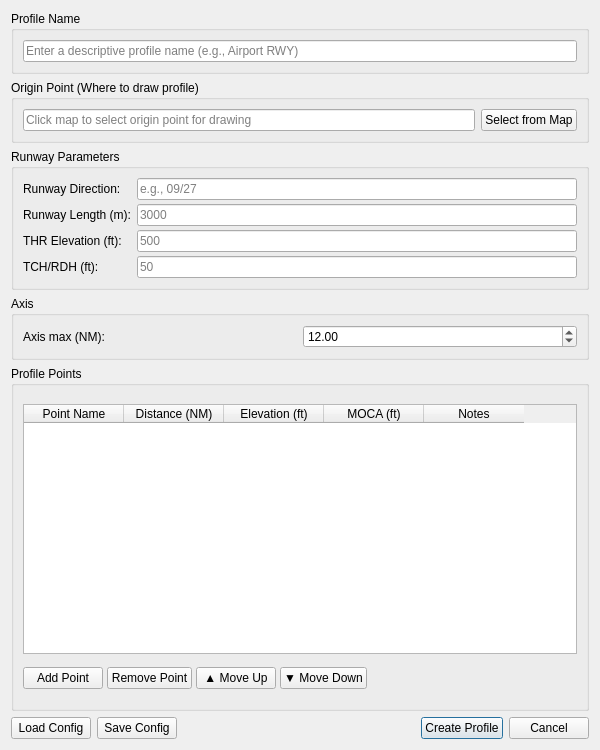
Before: the Qt Designer form qAeroChart/ui/profile_creation_dialog_base.ui in andures/qAeroChart, drawn with Qt 5.
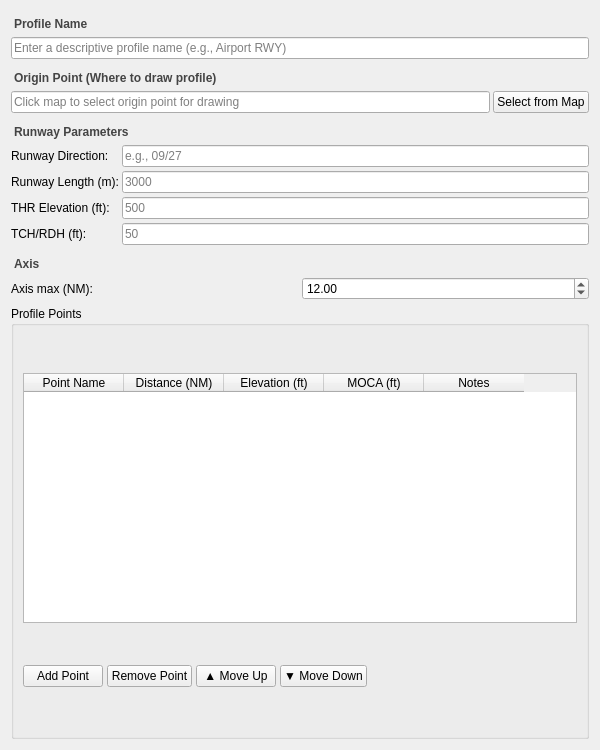
After: the same form once the commit is applied.

Patch:
```diff
--- a/qAeroChart/ui/profile_creation_dialog_base.ui
+++ b/qAeroChart/ui/profile_creation_dialog_base.ui
@@ -1,7 +1,7 @@
 <?xml version="1.0" encoding="UTF-8"?>
 <ui version="4.0">
  <class>ProfileCreationDialogBase</class>
- <widget class="QDialog" name="ProfileCreationDialogBase">
+ <widget class="QWidget" name="ProfileCreationDialogBase">
   <property name="geometry">
    <rect>
     <x>0</x>
@@ -18,11 +18,16 @@
     <number>6</number>
    </property>
      <item>
-      <widget class="QGroupBox" name="groupBox_profile_name">
-       <property name="title">
-        <string>Profile Name</string>
-       </property>
-       <layout class="QHBoxLayout" name="horizontalLayout_profile_name">
+      <layout class="QVBoxLayout" name="vl_section_profile_name">
+       <property name="spacing"><number>3</number></property>
+       <item>
+        <widget class="QLabel" name="labelSectionProfileName">
+         <property name="text"><string>Profile Name</string></property>
+         <property name="styleSheet">
+          <string notr="true">font-weight: bold; color: #444; border-bottom: 1px solid #cccccc; padding-bottom: 2px; margin-top: 6px;</string>
+         </property>
+        </widget>
+       </item>
         <item>
          <widget class="QLineEdit" name="lineEdit_profile_name">
           <property name="placeholderText">
@@ -31,13 +36,19 @@
          </widget>
         </item>
        </layout>
-      </widget>
      </item>
    <item>
-    <widget class="QGroupBox" name="groupBox_reference">
-     <property name="title">
-      <string>Origin Point (Where to draw profile)</string>
-     </property>
+    <layout class="QVBoxLayout" name="vl_section_reference">
+     <property name="spacing"><number>3</number></property>
+     <item>
+      <widget class="QLabel" name="labelSectionReference">
+       <property name="text"><string>Origin Point (Where to draw profile)</string></property>
+       <property name="styleSheet">
+        <string notr="true">font-weight: bold; color: #444; border-bottom: 1px solid #cccccc; padding-bottom: 2px; margin-top: 6px;</string>
+       </property>
+      </widget>
+     </item>
+     <item>
      <layout class="QHBoxLayout" name="horizontalLayout">
       <item>
        <widget class="QLineEdit" name="lineEdit_reference">
@@ -57,13 +68,21 @@
        </widget>
       </item>
      </layout>
-    </widget>
-   </item>
+     </item>
+    </layout>
+   </item>
    <item>
-    <widget class="QGroupBox" name="groupBox_runway">
-     <property name="title">
-      <string>Runway Parameters</string>
-     </property>
+    <layout class="QVBoxLayout" name="vl_section_runway">
+     <property name="spacing"><number>3</number></property>
+     <item>
+      <widget class="QLabel" name="labelSectionRunway">
+       <property name="text"><string>Runway Parameters</string></property>
+       <property name="styleSheet">
+        <string notr="true">font-weight: bold; color: #444; border-bottom: 1px solid #cccccc; padding-bottom: 2px; margin-top: 6px;</string>
+       </property>
+      </widget>
+     </item>
+     <item>
      <layout class="QGridLayout" name="gridLayout">
       <property name="verticalSpacing">
        <number>4</number>
@@ -125,13 +144,21 @@
        </widget>
       </item>
      </layout>
-    </widget>
-   </item>
+     </item>
+    </layout>
+   </item>
    <item>
-    <widget class="QGroupBox" name="groupBox_style">
-     <property name="title">
-      <string>Axis</string>
-     </property>
+    <layout class="QVBoxLayout" name="vl_section_style">
+     <property name="spacing"><number>3</number></property>
+     <item>
+      <widget class="QLabel" name="labelSectionAxis">
+       <property name="text"><string>Axis</string></property>
+       <property name="styleSheet">
+        <string notr="true">font-weight: bold; color: #444; border-bottom: 1px solid #cccccc; padding-bottom: 2px; margin-top: 6px;</string>
+       </property>
+      </widget>
+     </item>
+     <item>
      <layout class="QGridLayout" name="gridLayout_style">
       <property name="verticalSpacing">
        <number>4</number>
@@ -160,7 +187,8 @@
         </widget>
       </item>
      </layout>
-    </widget>
+     </item>
+    </layout>
    </item>
      
    <item>
@@ -273,54 +301,6 @@
      </layout>
     </widget>
    </item>
-   <item>
-    <layout class="QHBoxLayout" name="horizontalLayout_buttons">
-     <item>
-      <widget class="QPushButton" name="btn_load_config">
-       <property name="text">
-        <string>Load Config</string>
-       </property>
-      </widget>
-     </item>
-     <item>
-      <widget class="QPushButton" name="btn_save_config">
-       <property name="text">
-        <string>Save Config</string>
-       </property>
-      </widget>
-     </item>
-     <item>
-      <spacer name="horizontalSpacer_2">
-       <property name="orientation">
-        <enum>Qt::Horizontal</enum>
-       </property>
-       <property name="sizeHint" stdset="0">
-        <size>
-         <width>40</width>
-         <height>20</height>
-        </size>
-       </property>
-      </spacer>
-     </item>
-     <item>
-      <widget class="QPushButton" name="btn_create">
-       <property name="text">
-        <string>Create Profile</string>
-       </property>
-       <property name="default">
-        <bool>true</bool>
-       </property>
-      </widget>
-     </item>
-     <item>
-      <widget class="QPushButton" name="btn_cancel">
-       <property name="text">
-        <string>Cancel</string>
-       </property>
-      </widget>
-     </item>
-    </layout>
-   </item>
   </layout>
  </widget>
  <resources/>
```
Left out of the diff: 3 changed lines with no effect on the pictures. Lines whose indentation alone changed are shown as unchanged.
